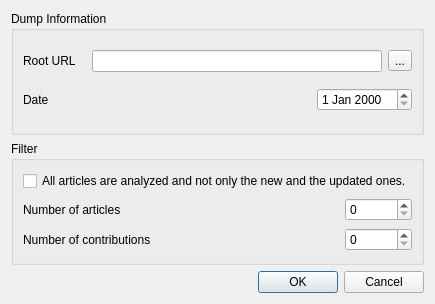
Before: the Qt Designer form wikipedia/frontend/qt/config.ui in pfrancq/galilei, drawn with Qt 5.
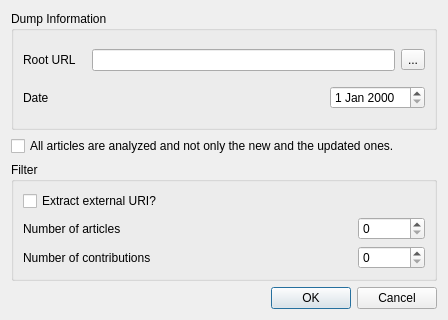
After: the same form once the commit is applied.

Commit message: - Add an option to not extract external URI. - Some bug fixes.

The edit to the form file:
```diff
--- a/wikipedia/frontend/qt/config.ui
+++ b/wikipedia/frontend/qt/config.ui
@@ -6,8 +6,8 @@
    <rect>
     <x>0</x>
     <y>0</y>
-    <width>422</width>
-    <height>304</height>
+    <width>448</width>
+    <height>320</height>
    </rect>
   </property>
   <property name="windowTitle">
@@ -100,6 +100,13 @@
      </layout>
     </widget>
    </item>
+   <item>
+    <widget class="QCheckBox" name="ForceAnalyze">
+     <property name="text">
+      <string>All articles are analyzed and not only the new and the updated ones.</string>
+     </property>
+    </widget>
+   </item>
    <item>
     <widget class="QGroupBox" name="groupBox_2">
      <property name="title">
@@ -107,9 +114,15 @@
      </property>
      <layout class="QVBoxLayout" name="verticalLayout_2">
       <item>
-       <widget class="QCheckBox" name="ForceAnalyze">
+       <widget class="QCheckBox" name="ExtractExternalURI">
+        <property name="statusTip">
+         <string>Must the external URI be extracted from the wiki?</string>
+        </property>
+        <property name="whatsThis">
+         <string>Must the external URI be extracted from the wiki?</string>
+        </property>
         <property name="text">
-         <string>All articles are analyzed and not only the new and the updated ones.</string>
+         <string>Extract external URI?</string>
         </property>
        </widget>
       </item>
```
The commit also changes 5 other files.
